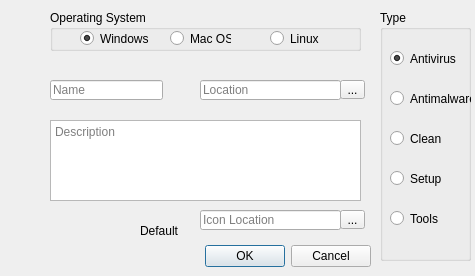
This is diaAddProg.ui in JohnClark1337/Arcadia6 as Qt 5 draws it before an edit. The edited form follows.
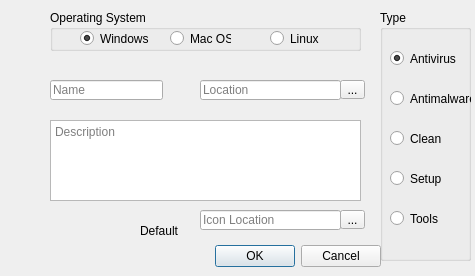
This is the edited form. Icons and pictures are not drawn.

```diff
--- a/diaAddProg.ui
+++ b/diaAddProg.ui
@@ -20,7 +20,7 @@
   <widget class="QDialogButtonBox" name="buttonBox">
    <property name="geometry">
     <rect>
-     <x>30</x>
+     <x>40</x>
      <y>240</y>
      <width>341</width>
      <height>32</height>
```
